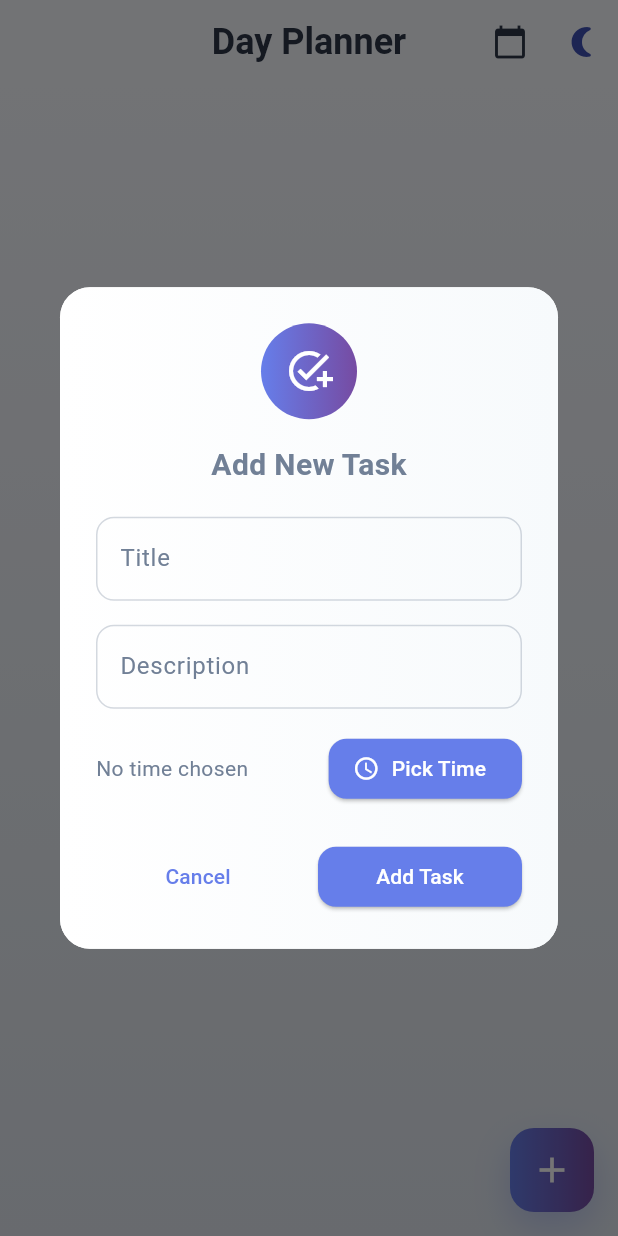
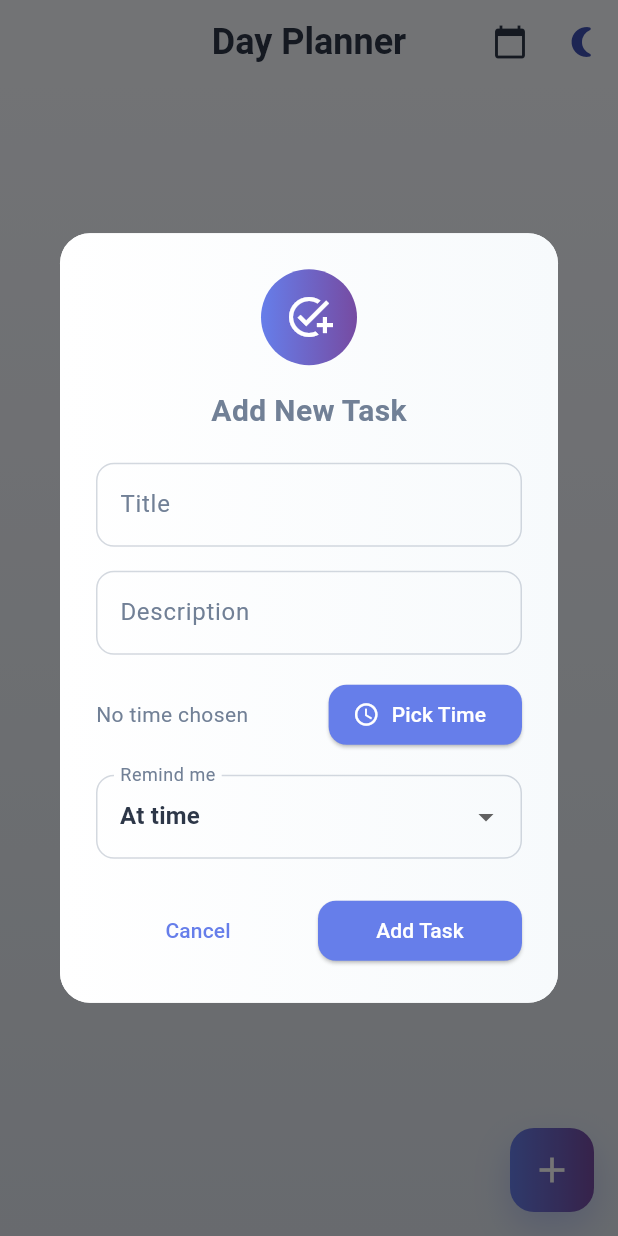
Before and after one commit to devNadaZain/Day-Planner-App, a Flutter app: the screen it shows after launch, after a tap on the "add" icon, on a phone screen of 412 x 824 dp. Run offline on Flutter 3.47's test engine with Material 3 defaults, Android fonts, the light colour scheme and no system bars; our stand-ins replace flutter_local_notifications, google_fonts, hive, hive_flutter, table_calendar, timezone; accounts and stored records are empty.

Commit message:
add task reminder

```diff
--- a/day_planner_app/lib/models/task.dart
+++ b/day_planner_app/lib/models/task.dart
@@ -13,6 +13,8 @@ class Task {
   final DateTime dateTime;
   @HiveField(4)
   final bool isCompleted;
+  @HiveField(5)
+  final DateTime? reminderDateTime;
 
   Task({
     required this.id,
@@ -20,5 +22,6 @@ class Task {
     required this.description,
     required this.dateTime,
     this.isCompleted = false,
+    this.reminderDateTime,
   });
 }
--- a/day_planner_app/lib/screens/home_screen.dart
+++ b/day_planner_app/lib/screens/home_screen.dart
@@ -597,6 +597,21 @@ class _HomeScreenState extends State<HomeScreen> with TickerProviderStateMixin {
     final titleController = TextEditingController();
     final descController = TextEditingController();
     DateTime? selectedTime;
+    Duration? selectedReminderOffset;
+    final List<Duration> reminderOptions = [
+      Duration.zero,
+      const Duration(minutes: 5),
+      const Duration(minutes: 30),
+      const Duration(hours: 1),
+      const Duration(days: 1),
+    ];
+    final List<String> reminderLabels = [
+      'At time',
+      '5 min before',
+      '30 min before',
+      '1 hour before',
+      '1 day before',
+    ];
     showDialog(
       context: context,
       builder: (context) {
@@ -699,6 +714,28 @@ class _HomeScreenState extends State<HomeScreen> with TickerProviderStateMixin {
                         ),
                       ],
                     ),
+                    const SizedBox(height: 16),
+                    DropdownButtonFormField<Duration>(
+                      value: selectedReminderOffset ?? Duration.zero,
+                      decoration: const InputDecoration(
+                        labelText: 'Remind me',
+                        border: OutlineInputBorder(
+                          borderRadius: BorderRadius.all(Radius.circular(12)),
+                        ),
+                      ),
+                      items: List.generate(
+                        reminderOptions.length,
+                        (i) => DropdownMenuItem(
+                          value: reminderOptions[i],
+                          child: Text(reminderLabels[i]),
+                        ),
+                      ),
+                      onChanged: (value) {
+                        setState(() {
+                          selectedReminderOffset = value;
+                        });
+                      },
+                    ),
                     const SizedBox(height: 24),
                     Row(
                       children: [
@@ -714,11 +751,18 @@ class _HomeScreenState extends State<HomeScreen> with TickerProviderStateMixin {
                             onPressed: () {
                               if (titleController.text.isNotEmpty &&
                                   selectedTime != null) {
+                                final reminderDateTime =
+                                    selectedReminderOffset == null
+                                    ? selectedTime
+                                    : selectedTime!.subtract(
+                                        selectedReminderOffset!,
+                                      );
                                 final task = Task(
                                   id: const Uuid().v4(),
                                   title: titleController.text,
                                   description: descController.text,
                                   dateTime: selectedTime!,
+                                  reminderDateTime: reminderDateTime,
                                 );
                                 Provider.of<TaskProvider>(
                                   context,
--- a/day_planner_app/pubspec.yaml
+++ b/day_planner_app/pubspec.yaml
@@ -38,6 +38,8 @@ dependencies:
   hive_flutter: ^1.1.0
   uuid: ^4.5.1
   table_calendar: ^3.2.0
+  flutter_local_notifications: ^19.3.1
+  timezone: ^0.10.1
 
 dev_dependencies:
   flutter_test:
```
Also changed, not shown: day_planner_app/lib/providers/task_provider.dart (+13 -3 lines), day_planner_app/lib/services/notification_service.dart (added, +50 -0 lines), day_planner_app/pubspec.lock, 2 other files.
